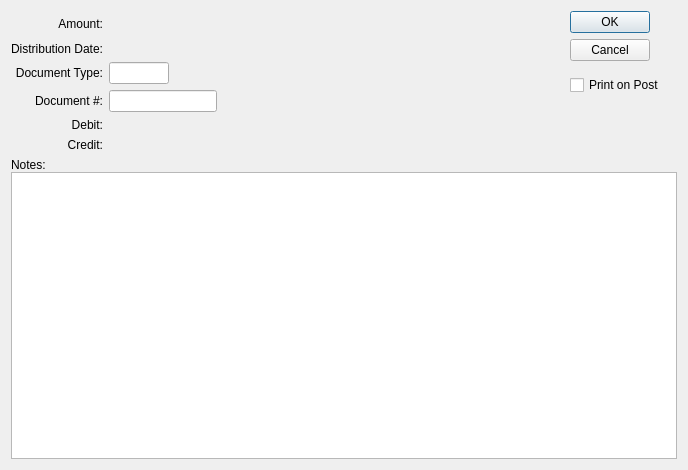
Old version of the form guiclient/glTransaction.ui in the repository Pegasus-RPG/xtuple-client.
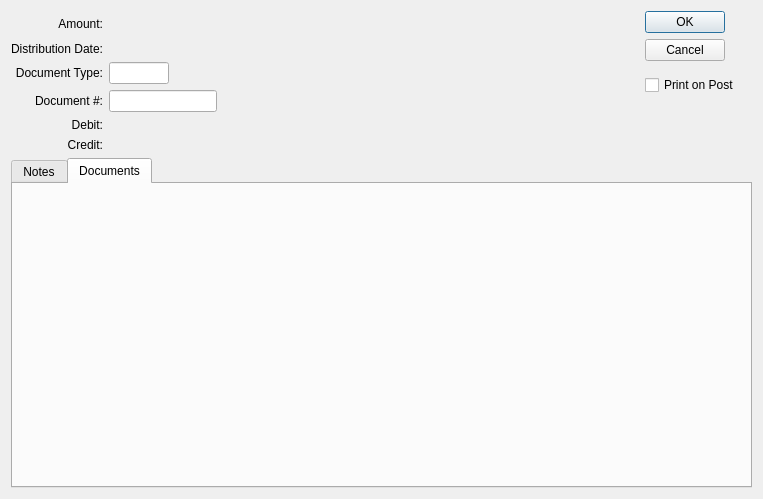
New version of the form. The open tabs and pages were chosen to show the change. Custom widgets are drawn as their Qt base class.

Commit message: Issue #30092: Add documents widget to GL Journals and GL trasnactions screen

```diff
--- a/guiclient/glTransaction.ui
+++ b/guiclient/glTransaction.ui
@@ -13,8 +13,8 @@
    <rect>
     <x>0</x>
     <y>0</y>
-    <width>688</width>
-    <height>470</height>
+    <width>763</width>
+    <height>499</height>
    </rect>
   </property>
   <property name="windowTitle">
@@ -52,15 +52,18 @@
        <number>0</number>
       </property>
       <item>
-       <widget class="QLabel" name="_notesLit">
-        <property name="text">
-         <string>Notes:</string>
+       <widget class="QTabWidget" name="_tab">
+        <property name="focusPolicy">
+         <enum>Qt::NoFocus</enum>
         </property>
-        <property name="alignment">
-         <set>Qt::AlignLeading|Qt::AlignLeft|Qt::AlignVCenter</set>
+        <property name="currentIndex">
+         <number>0</number>
         </property>
-       </widget>
-      </item>
+        <widget class="QWidget" name="notesTab">
+         <attribute name="title">
+          <string>Notes</string>
+         </attribute>
+         <layout class="QVBoxLayout" name="verticalLayout">
       <item>
        <widget class="XTextEdit" name="_notes">
         <property name="tabChangesFocus">
@@ -73,6 +76,20 @@
       </item>
      </layout>
     </widget>
+        <widget class="QWidget" name="docsTab">
+         <attribute name="title">
+          <string>Documents</string>
+         </attribute>
+         <layout class="QVBoxLayout" name="verticalLayout_2">
+          <item>
+           <widget class="Documents" name="_documents"/>
+          </item>
+         </layout>
+        </widget>
+       </widget>
+      </item>
+     </layout>
+    </widget>
    </item>
    <item row="0" column="0">
     <layout class="QGridLayout" name="gridLayout_2">
@@ -334,6 +351,11 @@
    <header>datecluster.h</header>
    <container>1</container>
   </customwidget>
+  <customwidget>
+   <class>Documents</class>
+   <extends>QWidget</extends>
+   <header>documents.h</header>
+  </customwidget>
   <customwidget>
    <class>GLCluster</class>
    <extends>QWidget</extends>
```
Left out of the diff: 6 changed lines with no effect on the pictures. Lines whose indentation alone changed are shown as unchanged. The commit also changes 6 other files.
